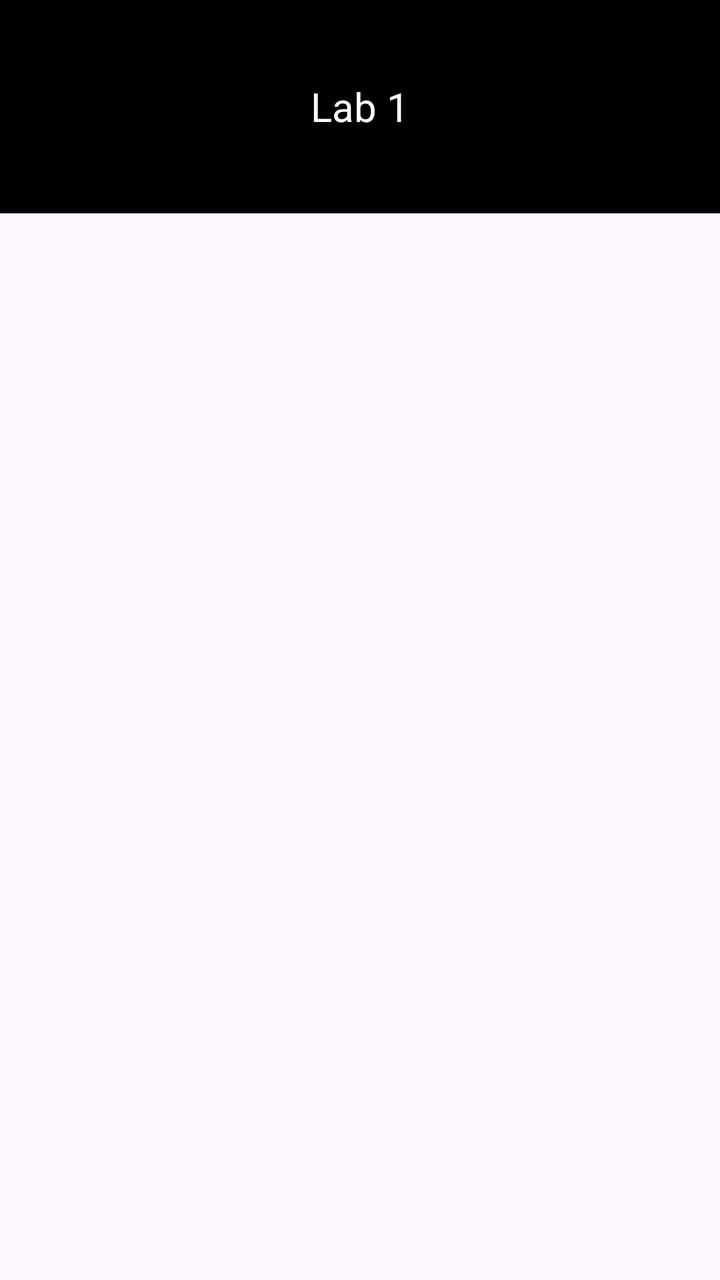
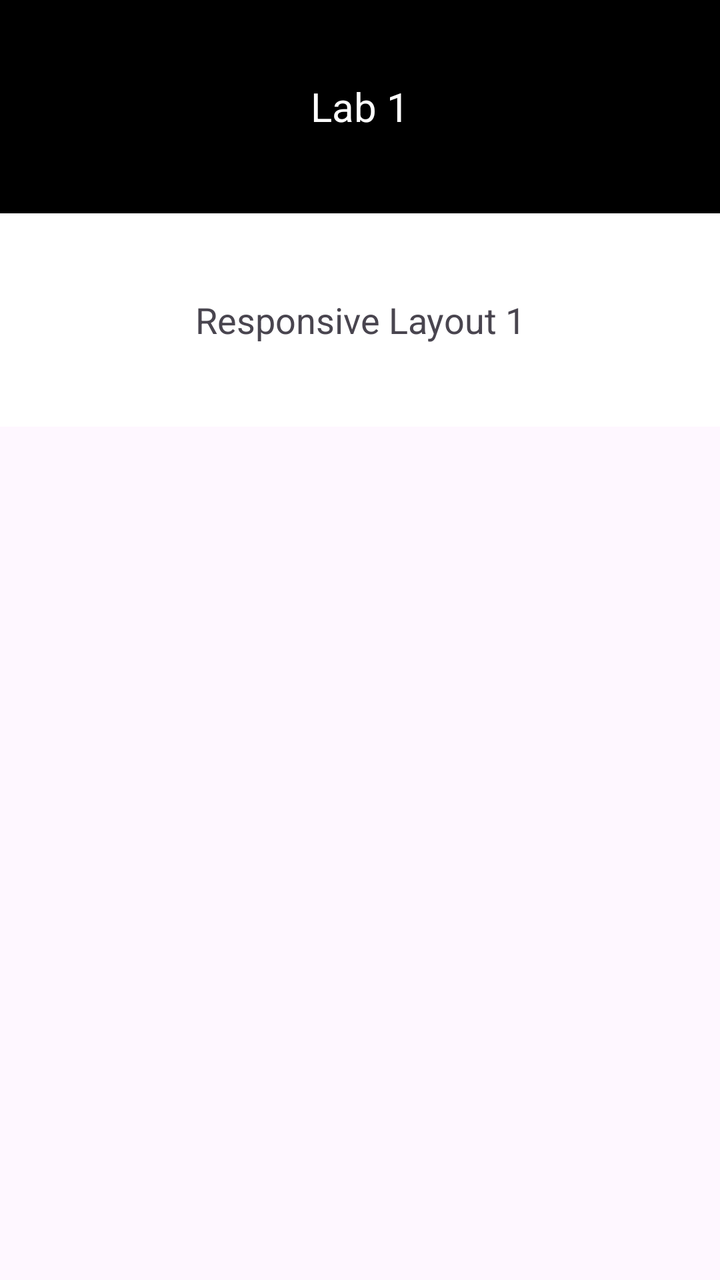

The first picture is an Android layout as it rendered before a commit; the second is the same layout after the commit. The layout source and the unified diff follow.
<!-- AndroidManifest.xml: application theme Theme.Part1_LinearLayout -->
<!-- res/layout/activity_constraint.xml -->
<?xml version="1.0" encoding="utf-8"?>
<androidx.constraintlayout.widget.ConstraintLayout xmlns:android="http://schemas.android.com/apk/res/android"
    xmlns:app="http://schemas.android.com/apk/res-auto"
    xmlns:tools="http://schemas.android.com/tools"
    android:layout_width="match_parent"
    android:layout_height="match_parent"
    tools:context=".MainActivity">

    <TextView
        android:id="@+id/tv_lab1"
        android:layout_width="match_parent"
        android:layout_height="0dp"
        android:background="#000000"
        android:gravity="center"
        android:text="Lab 1"
        android:textColor="#ffffff"
        android:textSize="20sp"
        android:padding="24dp"
        app:layout_constraintHeight_percent="0.1667"
        app:layout_constraintTop_toTopOf="parent"/>

</androidx.constraintlayout.widget.ConstraintLayout>
<!-- resources referenced by this layout -->
<resources>
  <style name="Theme.Part1_LinearLayout" parent="Base.Theme.Part1_LinearLayout" />
  <style name="Base.Theme.Part1_LinearLayout" parent="Theme.Material3.DayNight.NoActionBar">
          
          
      </style>
</resources>

<!-- the commit's change to res/layout/activity_constraint.xml (unified diff, before → after) -->
@@ -19,4 +19,16 @@
         app:layout_constraintHeight_percent="0.1667"
         app:layout_constraintTop_toTopOf="parent"/>
 
+    <TextView
+        android:id="@+id/tv_responsive"
+        android:layout_width="match_parent"
+        android:layout_height="0dp"
+        android:background="#ffffff"
+        android:gravity="center"
+        android:text="Responsive Layout 1"
+        android:textSize="18sp"
+        android:padding="24dp"
+        app:layout_constraintHeight_percent="0.1667"
+        app:layout_constraintTop_toBottomOf="@id/tv_lab1"/>
+
 </androidx.constraintlayout.widget.ConstraintLayout>
